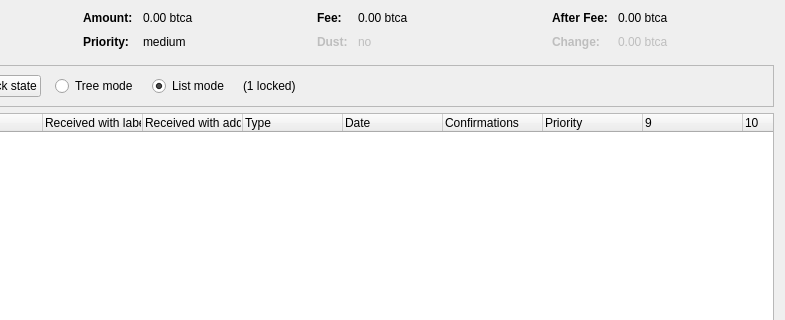
The window that src/qt/forms/coincontroldialog.ui (bitcoininfinity/btci) describes before a commit, drawn with Qt 5; both pictures show x 169 to 954 and y 0 to 320 of the 954 by 500 pixel window.
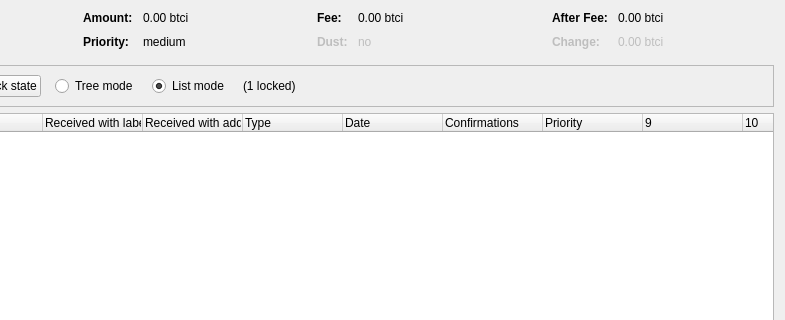
The same window after the commit. Custom widgets are drawn as their Qt base class.

What changed in the file:
```diff
--- a/src/qt/forms/coincontroldialog.ui
+++ b/src/qt/forms/coincontroldialog.ui
@@ -132,7 +132,7 @@
           <enum>Qt::ActionsContextMenu</enum>
          </property>
          <property name="text">
-          <string notr="true">0.00 btca</string>
+          <string notr="true">0.00 btci</string>
          </property>
          <property name="textInteractionFlags">
           <set>Qt::LinksAccessibleByMouse|Qt::TextSelectableByKeyboard|Qt::TextSelectableByMouse</set>
@@ -206,7 +206,7 @@
           <enum>Qt::ActionsContextMenu</enum>
          </property>
          <property name="text">
-          <string notr="true">0.00 btca</string>
+          <string notr="true">0.00 btci</string>
          </property>
          <property name="textInteractionFlags">
           <set>Qt::LinksAccessibleByMouse|Qt::TextSelectableByKeyboard|Qt::TextSelectableByMouse</set>
@@ -286,7 +286,7 @@
           <enum>Qt::ActionsContextMenu</enum>
          </property>
          <property name="text">
-          <string notr="true">0.00 btca</string>
+          <string notr="true">0.00 btci</string>
          </property>
          <property name="textInteractionFlags">
           <set>Qt::LinksAccessibleByMouse|Qt::TextSelectableByKeyboard|Qt::TextSelectableByMouse</set>
@@ -321,7 +321,7 @@
           <enum>Qt::ActionsContextMenu</enum>
          </property>
          <property name="text">
-          <string notr="true">0.00 btca</string>
+          <string notr="true">0.00 btci</string>
          </property>
          <property name="textInteractionFlags">
           <set>Qt::LinksAccessibleByMouse|Qt::TextSelectableByKeyboard|Qt::TextSelectableByMouse</set>
```
